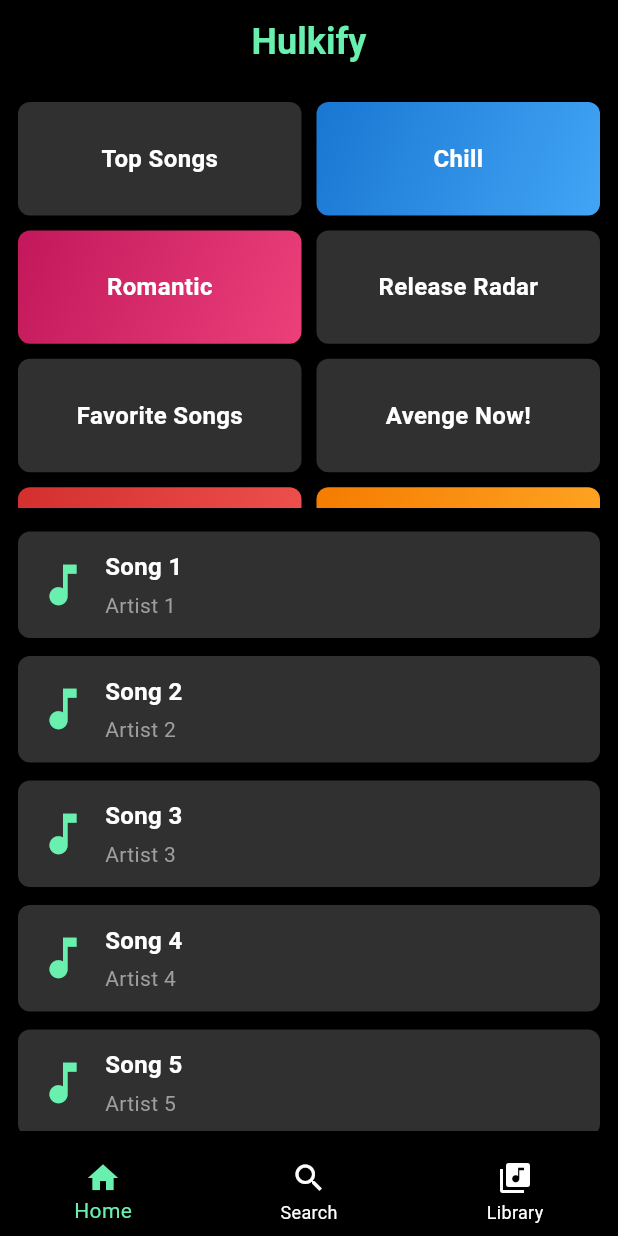
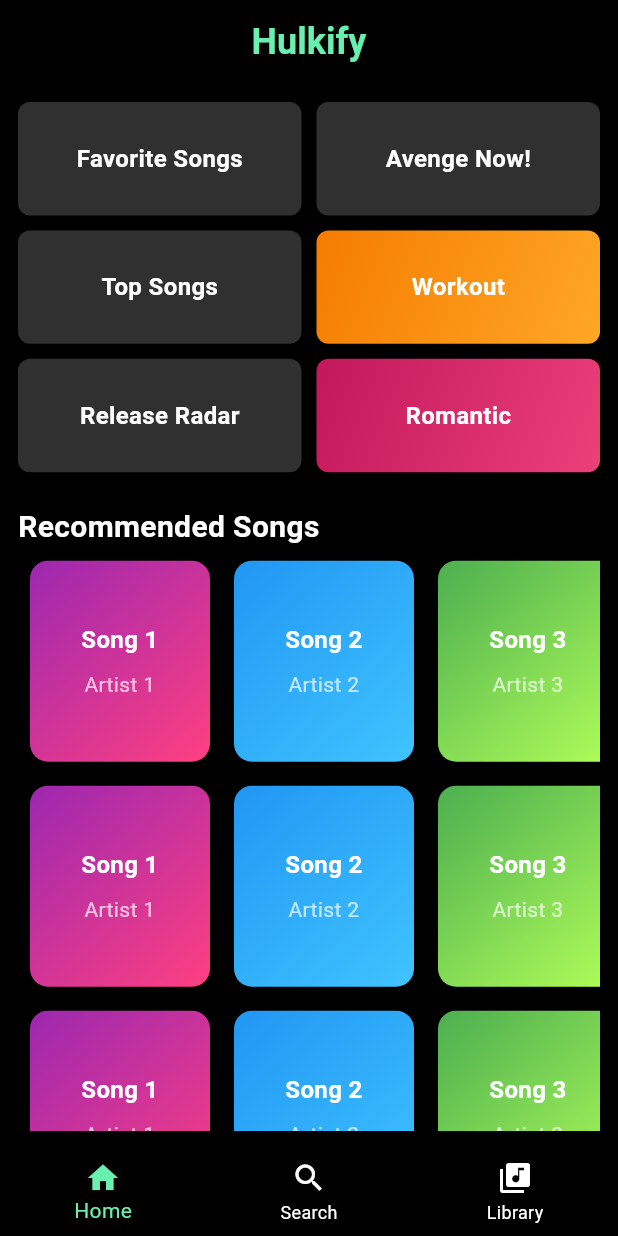
Before and after one commit to riCl3/HulkifyApp, a Flutter app: the HomeScreen screen opened by its route, on a phone screen of 412 x 824 dp. Run offline on Flutter 3.47's test engine with Material 3 defaults, Android fonts, the phone set to English and light mode, and no system bars; our stand-ins replace firebase_auth, firebase_core; accounts and stored records are empty.

Commit message:
UI Updates in Home Screen (Horizontal Scroll Facility)

```diff
--- a/lib/main.dart
+++ b/lib/main.dart
@@ -36,7 +36,8 @@ class HulkifyApp extends StatelessWidget {
           brightness: Brightness.dark,
         ),
       ),
-      initialRoute: '/home',
+      // Change initialRoute to '/' to load the SplashScreen first
+      initialRoute: '/',
       routes: {
         '/': (context) => SplashScreen(),
         '/login': (context) => LoginScreen(),
@@ -47,8 +48,11 @@ class HulkifyApp extends StatelessWidget {
         '/settings': (context) => SettingsScreen(),
         '/profile': (context) => ProfileScreen(),
         '/songPlayer': (context) => SongPlayerScreen(title: '', artist: ''),
-        '/categorySongs': (context) => CategorySongsScreen(category: MoodCategory(title: '', songs: [])), // Add a default category here
+        '/categorySongs': (context) => CategorySongsScreen(category: MoodCategory(title: '', songs: [])),
       },
     );
   }
 }
+
+
+//Proper Code
--- a/lib/screens/home_screen.dart
+++ b/lib/screens/home_screen.dart
@@ -1,10 +1,10 @@
-import 'dart:math'; // For random order
+import 'dart:math';
 import 'package:flutter/material.dart';
 import '../widgets/song_card.dart';
 import '../widgets/custom_bottom_navigation_bar.dart';
 import '../widgets/minimized_player.dart';
 import 'song_player_screen.dart';
-import '../models/mood_category.dart'; // Import MoodCategory model
+import '../models/mood_category.dart';
 
 class HomeScreen extends StatefulWidget {
   @override
@@ -16,56 +16,14 @@ class _HomeScreenState extends State<HomeScreen> {
   String? _minimizedArtistName;
 
   final List<MoodCategory> moodCategories = [
-    MoodCategory(
-      title: 'Romantic',
-      songs: [
-        {'title': 'Love Story', 'artist': 'Taylor Swift'},
-        {'title': 'Perfect', 'artist': 'Ed Sheeran'},
-        {'title': 'All of Me', 'artist': 'John Legend'},
-        {'title': 'I Will Always Love You', 'artist': 'Whitney Houston'},
-        {'title': 'Just the Way You Are', 'artist': 'Bruno Mars'},
-      ],
-    ),
-    MoodCategory(
-      title: 'Workout',
-      songs: [
-        {'title': 'Eye of the Tiger', 'artist': 'Survivor'},
-        {'title': 'Stronger', 'artist': 'Kanye West'},
-        {'title': 'Lose Yourself', 'artist': 'Eminem'},
-        {'title': 'Uptown Funk', 'artist': 'Mark Ronson ft. Bruno Mars'},
-        {'title': 'Can’t Hold Us', 'artist': 'Macklemore & Ryan Lewis'},
-      ],
-    ),
-    MoodCategory(
-      title: 'Chill',
-      songs: [
-        {'title': 'Weightless', 'artist': 'Marconi Union'},
-        {'title': 'Sunset Lover', 'artist': 'Petit Biscuit'},
-        {'title': 'Night Owl', 'artist': 'Galimatias'},
-        {'title': 'Cold Little Heart', 'artist': 'Michael Kiwanuka'},
-        {'title': 'Lost in Japan', 'artist': 'Shawn Mendes'},
-      ],
-    ),
-    MoodCategory(
-      title: 'Sleepy',
-      songs: [
-        {'title': 'Goodbye Stranger', 'artist': 'Supertramp'},
-        {'title': 'Sleepyhead', 'artist': 'Passion Pit'},
-        {'title': 'Banana Pancakes', 'artist': 'Jack Johnson'},
-        {'title': 'Don’t Dream It’s Over', 'artist': 'Crowded House'},
-        {'title': 'Lullaby', 'artist': 'Sia'},
-      ],
-    ),
-    MoodCategory(
-      title: 'Breakup',
-      songs: [
-        {'title': 'Someone Like You', 'artist': 'Adele'},
-        {'title': 'Tears Dry On Their Own', 'artist': 'Amy Winehouse'},
-        {'title': 'Back to December', 'artist': 'Taylor Swift'},
-        {'title': 'We Are Never Ever Getting Back Together', 'artist': 'Taylor Swift'},
-        {'title': 'Irreplaceable', 'artist': 'Beyoncé'},
-      ],
-    ),
+    MoodCategory(title: 'Romantic', songs: [
+      {'title': 'Love Story', 'artist': 'Taylor Swift'},
+      {'title': 'Perfect', 'artist': 'Ed Sheeran'},
+    ]),
+    MoodCategory(title: 'Workout', songs: [
+      {'title': 'Eye of the Tiger', 'artist': 'Survivor'},
+      {'title': 'Stronger', 'artist': 'Kanye West'},
+    ]),
   ];
 
   final List<String> defaultCategories = [
@@ -75,7 +33,13 @@ class _HomeScreenState extends State<HomeScreen> {
     'Avenge Now!',
   ];
 
-  // Function to navigate to the SongPlayerScreen with the title and artist
+  final List<List<Color>> gradients = [
+    [Colors.purple, Colors.pinkAccent],
+    [Colors.blue, Colors.lightBlueAccent],
+    [Colors.green, Colors.lightGreenAccent],
+    [Colors.orange, Colors.deepOrangeAccent],
+  ];
+
   void _openSongPlayer(String title, String artist) {
     Navigator.push(
       context,
@@ -90,13 +54,12 @@ class _HomeScreenState extends State<HomeScreen> {
     });
   }
 
-  // Function to randomize the category order
   List<dynamic> _getRandomizedCategories() {
     List<dynamic> categories = [
       ...defaultCategories,
       ...moodCategories,
     ];
-    categories.shuffle(); // Shuffle to randomize order
+    categories.shuffle();
     return categories;
   }
 
@@ -115,8 +78,8 @@ class _HomeScreenState extends State<HomeScreen> {
       body: Padding(
         padding: const EdgeInsets.all(12.0),
         child: Column(
+          crossAxisAlignment: CrossAxisAlignment.start,
           children: [
-            // Category grid section
             Flexible(
               flex: 2,
               child: GridView.count(
@@ -135,17 +98,36 @@ class _HomeScreenState extends State<HomeScreen> {
               ),
             ),
             SizedBox(height: 10),
-            // Song list section
+            Text(
+              "Recommended Songs",
+              style: TextStyle(color: Colors.white, fontSize: 20, fontWeight: FontWeight.bold),
+            ),
             Flexible(
               flex: 3,
-              child: ListView(
-                children: [
-                  _buildSongCard('Song 1', 'Artist 1'),
-                  _buildSongCard('Song 2', 'Artist 2'),
-                  _buildSongCard('Song 3', 'Artist 3'),
-                  _buildSongCard('Song 4', 'Artist 4'),
-                  _buildSongCard('Song 5', 'Artist 5'),
-                ],
+              child: ListView.builder(
+                itemCount: 3,
+                itemBuilder: (context, rowIndex) {
+                  return SizedBox(
+                    height: 150,
+                    child: ListView.builder(
+                      scrollDirection: Axis.horizontal,
+                      itemCount: 8,
+                      itemBuilder: (context, index) {
+                        return GestureDetector(
+                          onTap: () => _openSongPlayer('Song ${index + 1}', 'Artist ${index + 1}'),
+                          child: Padding(
+                            padding: const EdgeInsets.all(8.0),
+                            child: SongCard(
+                              title: 'Song ${index + 1}',
+                              artist: 'Artist ${index + 1}',
+                              gradientColors: gradients[index % gradients.length],
+                            ),
+                          ),
+                        );
+                      },
+                    ),
+                  );
+                },
               ),
             ),
           ],
@@ -170,7 +152,7 @@ class _HomeScreenState extends State<HomeScreen> {
 
   Widget _buildCategoryTile(String title) {
     return GestureDetector(
-      onTap: () {}, // Add category functionality here
+      onTap: () {},
       child: Container(
         decoration: BoxDecoration(
           color: Colors.grey[850],
@@ -187,18 +169,13 @@ class _HomeScreenState extends State<HomeScreen> {
   }
 
   Widget _buildMoodCategoryTile(MoodCategory category) {
-    // Define colors for each mood category
     Map<String, List<Color>> moodColors = {
       'Romantic': [Colors.pink.shade700, Colors.pink.shade400],
       'Workout': [Colors.orange.shade700, Colors.orange.shade400],
-      'Chill': [Colors.blue.shade700, Colors.blue.shade400],
-      'Sleepy': [Colors.purple.shade700, Colors.purple.shade400],
-      'Breakup': [Colors.red.shade700, Colors.red.shade400],
     };
 
     return GestureDetector(
       onTap: () {
-        // Handle category tap here
         print(category.title);
       },
       child: Container(
@@ -226,14 +203,7 @@ class _HomeScreenState extends State<HomeScreen> {
       ),
     );
   }
+}
 
-  Widget _buildSongCard(String title, String artist) {
-    return GestureDetector(
-      onTap: () => _openSongPlayer(title, artist),
-      child: SongCard(
-        title: title,
-        artist: artist,
-      ),
-    );
-  }
-}
+
+//Proper Code
--- a/lib/screens/song_player_screen.dart
+++ b/lib/screens/song_player_screen.dart
@@ -283,7 +283,7 @@ class _SongPlayerScreenState extends State<SongPlayerScreen> {
                   color: Colors.grey[800],
                   borderRadius: BorderRadius.circular(10),
                 ),
-                child: Center(
+                child: const Center(
                   child: Icon(Icons.music_note, color: Colors.white, size: 100),
                 ),
               ),
@@ -306,15 +306,15 @@ class _SongPlayerScreenState extends State<SongPlayerScreen> {
                 children: [
                   Text(
                     _currentTime,
-                    style: TextStyle(color: Colors.white),
+                    style: const TextStyle(color: Colors.white),
                   ),
                   Text(
                     "${(_songLength / 60).toStringAsFixed(0)}:00",
-                    style: TextStyle(color: Colors.white),
+                    style: const TextStyle(color: Colors.white),
                   ),
                 ],
               ),
-              SizedBox(height: 40),
+              const SizedBox(height: 40),
               // Control Buttons
               Row(
                 mainAxisAlignment: MainAxisAlignment.spaceBetween,
@@ -360,3 +360,5 @@ class _SongPlayerScreenState extends State<SongPlayerScreen> {
     );
   }
 }
+
+//Proper Code
--- a/lib/services/music_service.dart
+++ b/lib/services/music_service.dart
@@ -33,3 +33,6 @@ class MusicService extends ChangeNotifier {
     notifyListeners();
   }
 }
+
+
+//Proper Code
--- a/lib/widgets/song_card.dart
+++ b/lib/widgets/song_card.dart
@@ -3,28 +3,37 @@ import 'package:flutter/material.dart';
 class SongCard extends StatelessWidget {
   final String title;
   final String artist;
+  final List<Color> gradientColors;
 
-  const SongCard({
-    Key? key,
+  SongCard({
     required this.title,
     required this.artist,
-  }) : super(key: key);
+    this.gradientColors = const [Colors.grey, Colors.grey],
+  });
 
   @override
   Widget build(BuildContext context) {
     return Container(
-      padding: const EdgeInsets.all(12),
-      margin: const EdgeInsets.symmetric(vertical: 6),
+      width: 120,
       decoration: BoxDecoration(
-        color: Colors.grey[850],
-        borderRadius: BorderRadius.circular(8),
+        borderRadius: BorderRadius.circular(12),
+        gradient: LinearGradient(
+          colors: gradientColors,
+          begin: Alignment.topLeft,
+          end: Alignment.bottomRight,
         ),
-      child: Row(
-        children: [
-          Icon(Icons.music_note, color: Colors.greenAccent, size: 36),
-          SizedBox(width: 10),
-          Column(
-            crossAxisAlignment: CrossAxisAlignment.start,
+        boxShadow: [
+          BoxShadow(
+            color: Colors.black.withOpacity(0.5),
+            spreadRadius: 1,
+            blurRadius: 5,
+          ),
+        ],
+      ),
+      child: Padding(
+        padding: const EdgeInsets.all(12.0),
+        child: Column(
+          mainAxisAlignment: MainAxisAlignment.center,
           children: [
             Text(
               title,
@@ -33,19 +42,23 @@ class SongCard extends StatelessWidget {
                 fontSize: 16,
                 fontWeight: FontWeight.bold,
               ),
+              textAlign: TextAlign.center,
             ),
-              SizedBox(height: 4),
+            SizedBox(height: 8),
             Text(
               artist,
               style: TextStyle(
-                  color: Colors.grey,
+                color: Colors.white70,
                 fontSize: 14,
               ),
+              textAlign: TextAlign.center,
             ),
           ],
         ),
-        ],
       ),
     );
   }
 }
+
+
+//Proper Code
--- a/lib/widgets/song_controls.dart
+++ b/lib/widgets/song_controls.dart
@@ -48,3 +48,5 @@ class SongControls extends StatelessWidget {
     );
   }
 }
+
+//Proper Code
```
Lines whose indentation alone changed are shown as unchanged.
